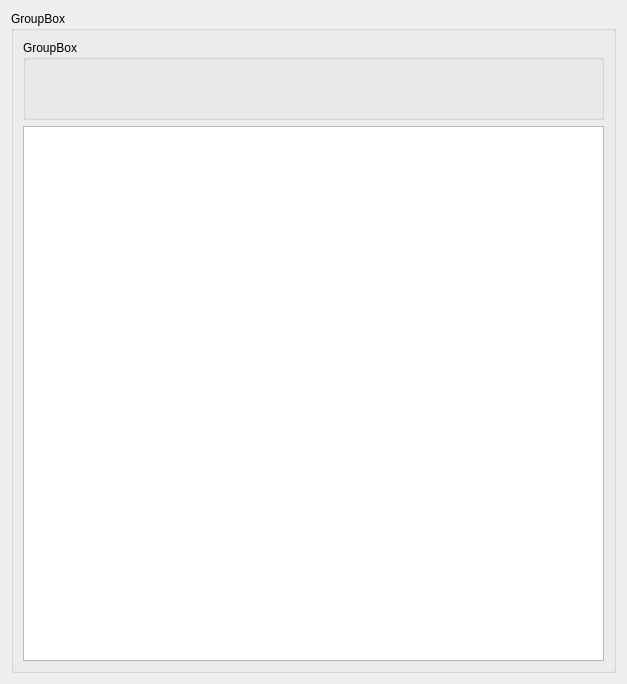
Qt form GUIproto/historywindow.ui (MicranDIIS/script_storage) before a commit.
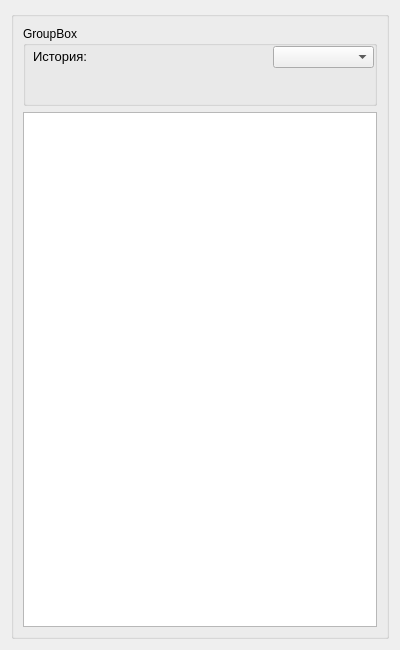
The same form after that commit.

Commit message: add: new header file commitinfo.h for the tableview

```diff
--- a/GUIproto/historywindow.ui
+++ b/GUIproto/historywindow.ui
@@ -6,10 +6,16 @@
    <rect>
     <x>0</x>
     <y>0</y>
-    <width>627</width>
-    <height>684</height>
+    <width>400</width>
+    <height>650</height>
    </rect>
   </property>
+  <property name="minimumSize">
+   <size>
+    <width>400</width>
+    <height>650</height>
+   </size>
+  </property>
   <property name="windowTitle">
    <string>Form</string>
   </property>
@@ -23,7 +29,7 @@
       </sizepolicy>
      </property>
      <property name="title">
-      <string>GroupBox</string>
+      <string/>
      </property>
      <layout class="QVBoxLayout" name="verticalLayout">
       <item>
@@ -49,6 +55,34 @@
         <property name="title">
          <string>GroupBox</string>
         </property>
+        <widget class="QLabel" name="ScriptNameLabel">
+         <property name="geometry">
+          <rect>
+           <x>10</x>
+           <y>20</y>
+           <width>61</width>
+           <height>21</height>
+          </rect>
+         </property>
+         <property name="font">
+          <font>
+           <pointsize>10</pointsize>
+          </font>
+         </property>
+         <property name="text">
+          <string>История:</string>
+         </property>
+        </widget>
+        <widget class="QComboBox" name="FilterComboBox">
+         <property name="geometry">
+          <rect>
+           <x>250</x>
+           <y>20</y>
+           <width>101</width>
+           <height>22</height>
+          </rect>
+         </property>
+        </widget>
        </widget>
       </item>
       <item>
```
Left out of the diff: 2 changed lines with no effect on the pictures. The commit also changes 2 other files.
